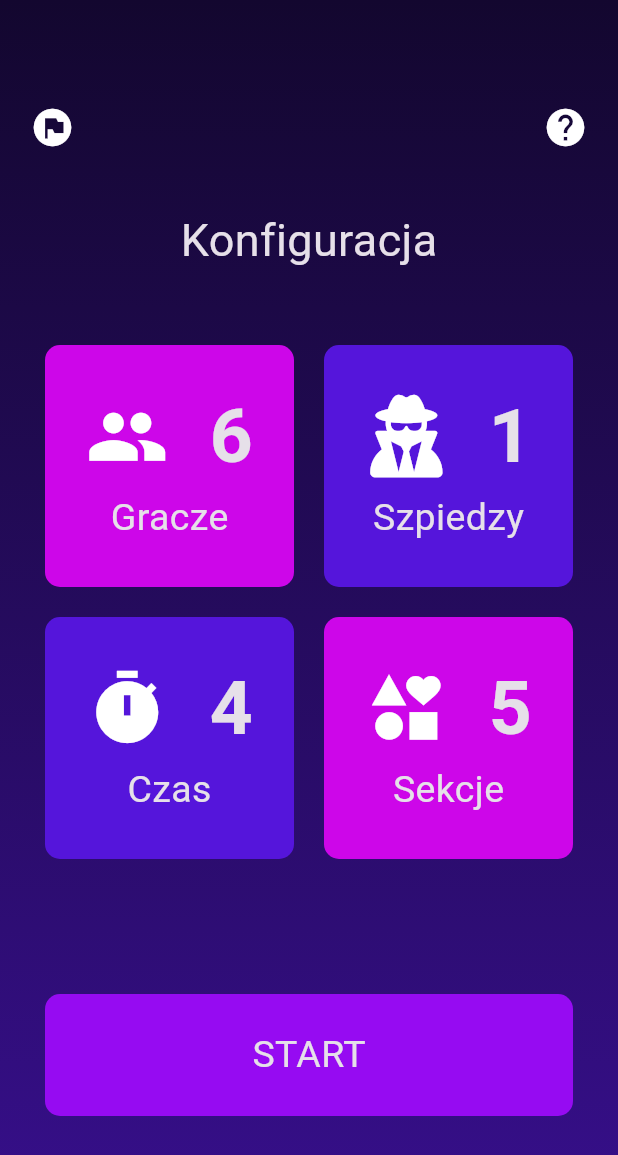
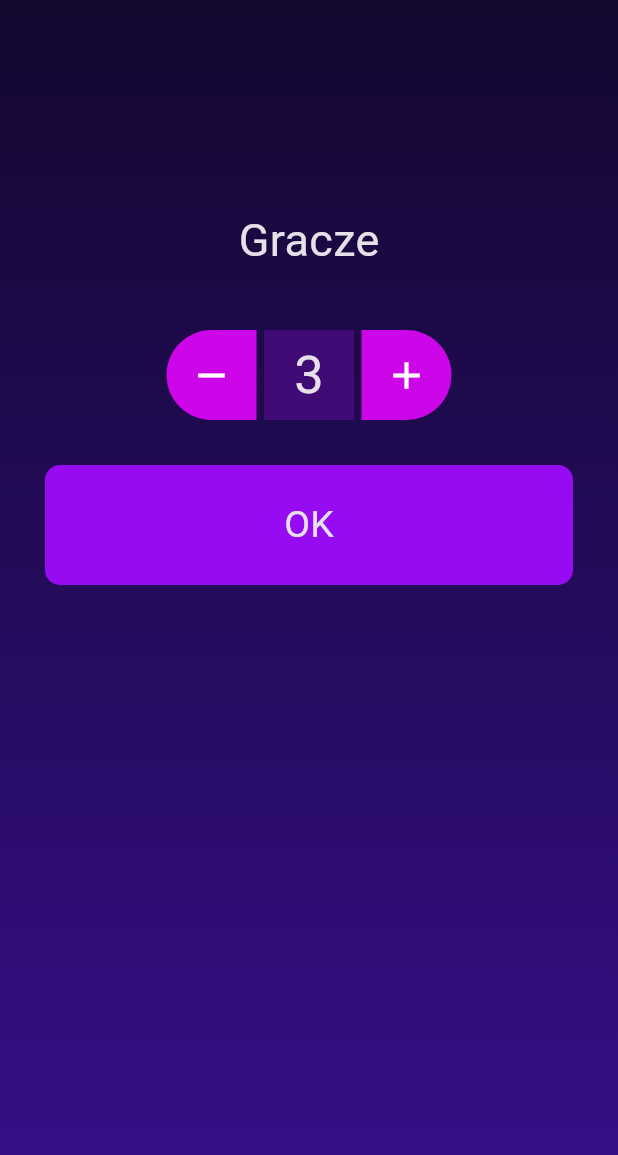
Before and after one commit to pawelmajchrzak/szpiegula_flutter, a Flutter app: the screen it shows after launch, on a phone screen of 412 x 824 dp. Shown: the top 1155 px of the screen. Run offline on Flutter 3.47's test engine with Material 3 defaults, Android fonts, the phone set to English and light mode, and no system bars; our stand-ins replace font_awesome_flutter.

Commit message:
create TypicalIconButton in SetPlayersScreen

```diff
--- a/lib/main.dart
+++ b/lib/main.dart
@@ -1,5 +1,6 @@
 import 'package:flutter/material.dart';
-import 'package:szpiegula/start_screen.dart';
+import 'package:szpiegula/screens/set_players_screen.dart';
+import 'package:szpiegula/screens/start_screen.dart';
 
 
 void main() => runApp(SpyApp());
@@ -13,7 +14,7 @@ class SpyApp extends StatelessWidget {
         primaryColor: Color(0xFF0A0E21),
         scaffoldBackgroundColor: Colors.transparent,
       ),
-      home: StartScreen(),
+      home: SetPlayersScreen(),
     );
   }
 }
--- /dev/null
+++ b/lib/screens/set_players_screen.dart
@@ -0,0 +1,140 @@
+import 'package:flutter/material.dart';
+import '../constants.dart';
+
+class SetPlayersScreen extends StatefulWidget {
+
+  @override
+  State<SetPlayersScreen> createState() => _SetPlayersScreenState();
+}
+
+class _SetPlayersScreenState extends State<SetPlayersScreen> {
+
+  int numbersOfPlayers = 3;
+
+  @override
+  Widget build(BuildContext context) {
+    return Scaffold(
+      body: Container(
+        padding: EdgeInsets.symmetric(vertical: 10, horizontal: 20),
+        decoration: BoxDecoration(
+          gradient: LinearGradient(
+            begin: Alignment.bottomCenter,
+            end: Alignment.topCenter,
+            colors: [Color(0xFF370f8c), Color(0xFF13072f)],
+          ),
+        ),
+        child: Column(
+          children: [
+            SizedBox(
+              height: 90,
+            ),
+            Container(
+              alignment: Alignment.center,
+              height: 120,
+              child: Text(
+                'Gracze',
+                style: TextStyle(
+                  fontSize: 30,
+                ),
+              ),
+            ),
+            Container(
+              child: Row(
+                mainAxisAlignment: MainAxisAlignment.center,
+                children: [
+                  RoundIconButton(
+                    () {
+                      setState(() {
+                        numbersOfPlayers--;
+                      });
+                    },
+                    Icons.remove,
+                    true
+                  ),
+                  Container(
+                    margin: EdgeInsets.symmetric(horizontal: 5),
+                    alignment: Alignment.center,
+                    height: 60,
+                    width: 60,
+                    decoration: BoxDecoration(
+                      color: Color(0xFF400b75),
+
+                    ),
+                    child: Text(
+                        numbersOfPlayers.toString(),
+                      style: TextStyle(
+                        fontSize: 35,
+                      ),
+                    ),
+                  ),
+                  RoundIconButton(
+                          () {
+                            setState(() {
+                              numbersOfPlayers++;
+                            });
+                      },
+                      Icons.add,
+                      false
+                  ),
+                ],
+              ),
+            ),
+            Container(
+              height: 80,
+              margin: EdgeInsets.only(top: 30, bottom: 70, left: 10, right: 10),
+              decoration: BoxDecoration(
+                color: Color(0xFF960bf2),
+                borderRadius: BorderRadius.circular(10.0),
+              ),
+              child: GestureDetector(
+                onTap: () {
+                  print('click');
+                  //onPress();
+                },
+                child: Center(
+                  child: Text(
+                    'OK',
+                    style: TextStyle(
+                      fontSize: 25,
+                    ),
+                  ),
+                ),
+              ),
+            ),
+          ],
+        ),
+      ),
+    );
+  }
+}
+
+class RoundIconButton extends StatelessWidget {
+  RoundIconButton(this.onPressed, this.icon, this.isLeft);
+
+  final IconData icon;
+  final VoidCallback onPressed;
+  final bool isLeft;
+
+  @override
+  Widget build(BuildContext context) {
+    return RawMaterialButton(
+      child: Icon(icon, size: 30),
+
+      onPressed: onPressed,
+      elevation: 0.0,
+      constraints: BoxConstraints.tightFor(
+        width: 60.0,
+        height: 60.0,
+      ),
+      shape: RoundedRectangleBorder(
+        borderRadius: BorderRadius.only(
+            topLeft: isLeft ? Radius.circular(30) : Radius.circular(0),
+            bottomLeft: isLeft ?  Radius.circular(30) : Radius.circular(0),
+            topRight: isLeft ? Radius.circular(0) : Radius.circular(30),
+            bottomRight: isLeft ? Radius.circular(0) : Radius.circular(30),
+        ),
+      ),
+      fillColor: kCardColourFirst,
+    );
+  }
+}
--- a/lib/start_screen.dart
+++ b/lib/screens/start_screen.dart
@@ -2,7 +2,7 @@ import 'package:flutter/material.dart';
 import 'package:font_awesome_flutter/font_awesome_flutter.dart';
 import 'package:szpiegula/widgets/reusable_card.dart';
 
-import 'constants.dart';
+import '../constants.dart';
 
 class StartScreen extends StatefulWidget {
   const StartScreen({super.key});
--- a/pubspec.yaml
+++ b/pubspec.yaml
@@ -53,7 +53,6 @@ dev_dependencies:
 
 # The following section is specific to Flutter packages.
 flutter:
-
   # The following line ensures that the Material Icons font is
   # included with your application, so that you can use the icons in
   # the material Icons class.
```
